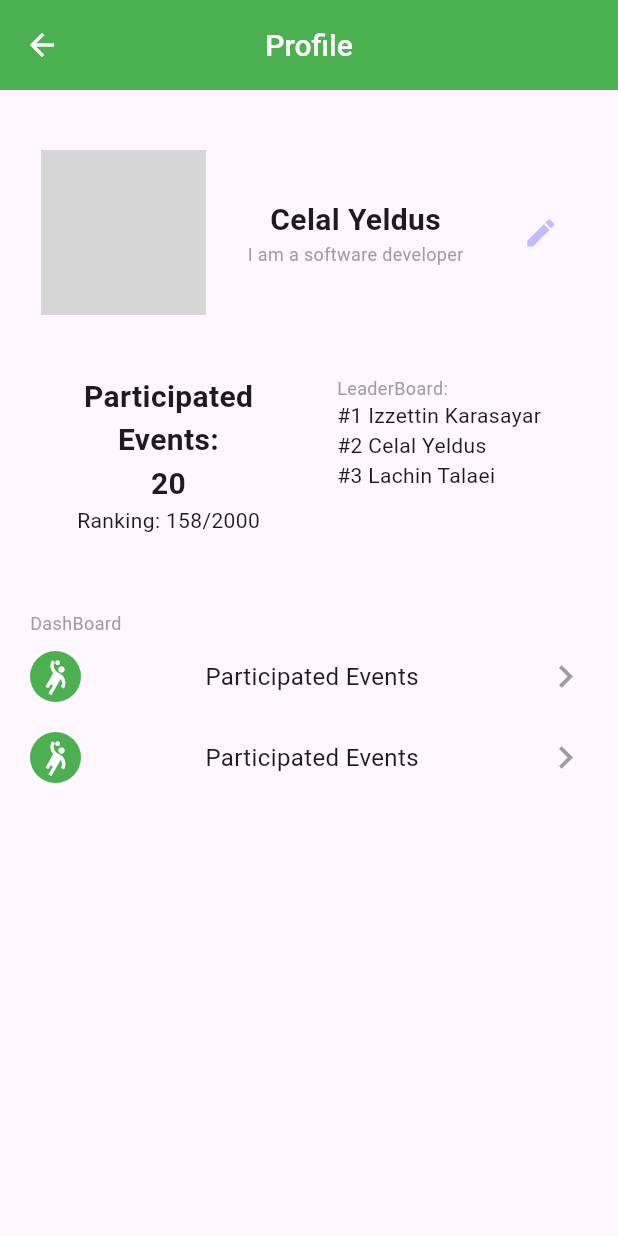
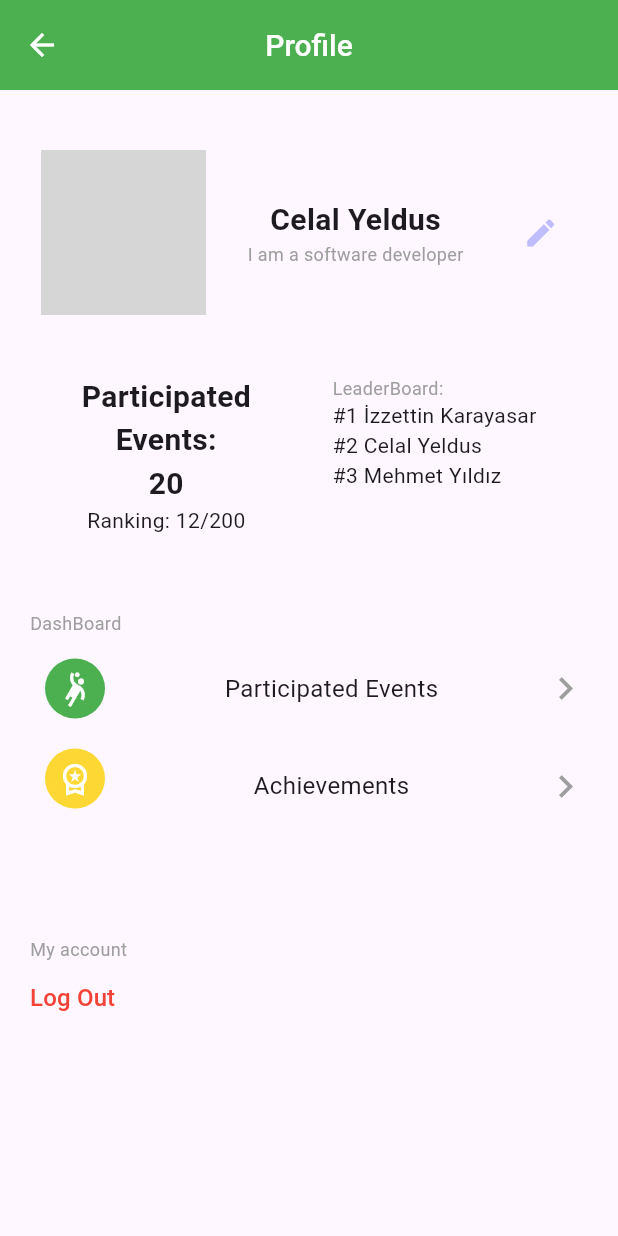
Before and after one commit to behzodfaiziev/custodians-gsc, a Flutter app: the ProfileView screen opened directly, on a phone screen of 412 x 824 dp. Run offline on Flutter 3.47's test engine with Material 3 defaults, Android fonts, the phone set to English and light mode, and no system bars; our stand-ins replace file_picker, permission_handler; network calls fail; grey boxes are pictures that could not be loaded.

Commit message:
Profile_body + Report_details

```diff
--- a/lib/features/profile/views/modules/profile_body.dart
+++ b/lib/features/profile/views/modules/profile_body.dart
@@ -29,14 +29,8 @@ class ProfileBody extends StatelessWidget {
               ),
               Column(
                 children: [
-                  Text(
-                    "${user.name}",
-                    style: TextBigStyle()
-                  ),
-                  Text(
-                    "${user.bio}",
-                    style: TextSmallStyle()
-                  )
+                  Text("${user.name}", style: TextBigStyle()),
+                  Text("${user.bio}", style: TextSmallStyle())
                 ],
               ),
               IconButton(
@@ -55,33 +49,37 @@ class ProfileBody extends StatelessWidget {
               crossAxisAlignment: CrossAxisAlignment.center,
               children: [
                 Text("Participated\nEvents:\n${user.participatedEvents}",
-                  textAlign: TextAlign.center,
-                  style: TextBigStyle()
-                ),
-                const Text("Ranking: 158/2000")
+                    textAlign: TextAlign.center, style: TextBigStyle()),
+                Text("Ranking: ${user.ranking}")
               ],
             ),
             Column(
               crossAxisAlignment: CrossAxisAlignment.start,
               children: [
-                Text("LeaderBoard:",style: TextSmallStyle(),),
-                Text("#1 Izzettin Karasayar"),
-                Text("#2 Celal Yeldus"),
-                Text("#3 Lachin Talaei")
+                Text(
+                  "LeaderBoard:",
+                  style: TextSmallStyle(),
+                ),
+                Text("#1 ${user.leaders![0]}"),
+                Text("#2 ${user.leaders![1]}"),
+                Text("#3 ${user.leaders![2]}")
               ],
             )
           ],
         ),
         Padding(
-          padding: const EdgeInsets.only(left: 20,right: 20,top: 50),
+          padding: const EdgeInsets.only(left: 20, right: 20, top: 50),
           child: Column(
             crossAxisAlignment: CrossAxisAlignment.start,
             children: [
-              Text("DashBoard",style: TextSmallStyle(),),
+              Text(
+                "DashBoard",
+                style: TextSmallStyle(),
+              ),
               GestureDetector(
-                onTap: (){
-                  print("calisiim");
-                },
+                onTap: () {},
+                child: Container(
+                  color: ThemeData.light().canvasColor,
                   child: Row(
                     mainAxisAlignment: MainAxisAlignment.spaceBetween,
                     children: [
@@ -90,42 +88,85 @@ class ProfileBody extends StatelessWidget {
                           shape: BoxShape.circle,
                           color: Colors.green,
                         ),
-                      padding: EdgeInsets.all(5),
-                      margin: EdgeInsets.symmetric(vertical: 10),
+                        padding: EdgeInsets.all(8),
+                        margin:
+                            EdgeInsets.symmetric(horizontal: 10, vertical: 15),
                         child: const Icon(Icons.sports_handball),
                       ),
-                    const Text("Participated Events",
-                        style: TextStyle(
-                          fontSize: 16
-                        ),),
-                    const Icon(Icons.chevron_right,color: Colors.grey,size: 30,)
+                      const Text(
+                        "Participated Events",
+                        style: TextStyle(fontSize: 16),
+                      ),
+                      const Icon(
+                        Icons.chevron_right,
+                        color: Colors.grey,
+                        size: 30,
+                      )
                     ],
                   ),
                 ),
+              ),
               GestureDetector(
-                onTap: (){
+                onTap: () {
                   print("calisiim");
                 },
+                child: Container(
+                  color: ThemeData.light().canvasColor,
                   child: Row(
                     mainAxisAlignment: MainAxisAlignment.spaceBetween,
                     children: [
                       Container(
-                      decoration: const BoxDecoration(
+                        decoration: BoxDecoration(
                           shape: BoxShape.circle,
-                        color: Colors.green,
+                          color: Colors.yellow[600],
                         ),
-                      padding: EdgeInsets.all(5),
-                      margin: EdgeInsets.symmetric(vertical: 10),
-                      child: const Icon(Icons.sports_handball),
+                        padding: const EdgeInsets.all(8),
+                        margin: const EdgeInsets.fromLTRB(10, 5, 10, 15),
+                        child: const Icon(Icons.workspace_premium_outlined),
                       ),
-                    const Text("Participated Events",
-                      style: TextStyle(
-                          fontSize: 16
-                      ),),
-                    const Icon(Icons.chevron_right,color: Colors.grey,size: 30,)
+                      const Text(
+                        "Achievements",
+                        style: TextStyle(fontSize: 16),
+                      ),
+                      const Icon(
+                        Icons.chevron_right,
+                        color: Colors.grey,
+                        size: 30,
+                      )
                     ],
                   ),
+                ),
               )
+            ],
+          ),
+        ),
+        SizedBox(
+          height: 50,
+        ),
+        Padding(
+          padding: const EdgeInsets.all(20.0),
+          child: Column(
+            crossAxisAlignment: CrossAxisAlignment.start,
+            children: [
+              Text(
+                "My account",
+                style: TextSmallStyle(),
+              ),
+              TextButton(
+                  onPressed: () {
+
+                  },
+                  style: TextButton.styleFrom(
+                    padding: EdgeInsets.zero,
+                      alignment: Alignment.centerLeft
+                  ),
+                  child: const Text(
+                    "Log Out",
+                    style: TextStyle(
+                      color: Colors.red,
+                      fontSize: 16,
+                    ),
+                  ))
             ],
           ),
         )
@@ -134,11 +175,11 @@ class ProfileBody extends StatelessWidget {
   }
 }
 
-
 class TextSmallStyle extends TextStyle {
   @override
   // TODO: implement fontSize
   double? get fontSize => 12;
+
   @override
   // TODO: implement color
   Color? get color => Colors.grey;
@@ -148,6 +189,7 @@ class TextBigStyle extends TextStyle {
   @override
   // TODO: implement fontSize
   double? get fontSize => 20;
+
   @override
   // TODO: implement fontWeight
   FontWeight? get fontWeight => FontWeight.w600;
```
Also changed, not shown: lib/features/report/views/report_details/report_details_view.dart (+86 -2 lines). Lines whose indentation alone changed are shown as unchanged.
